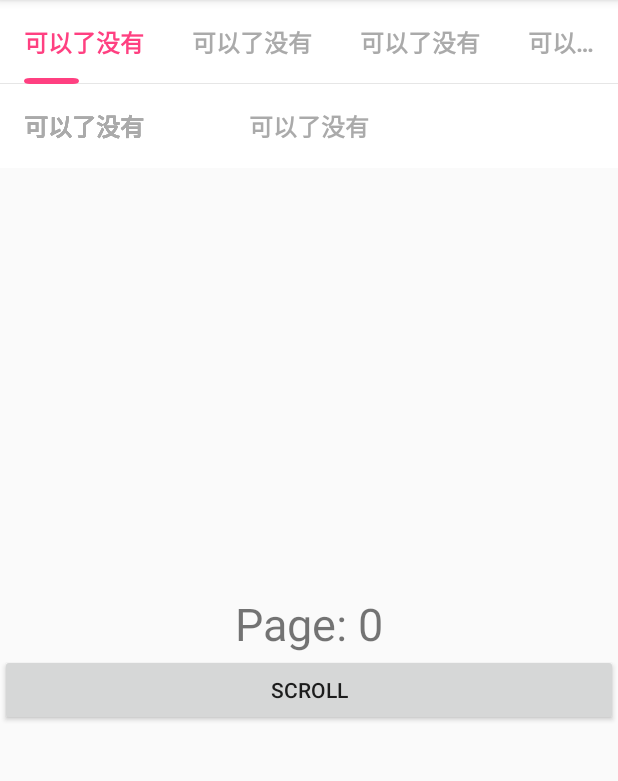
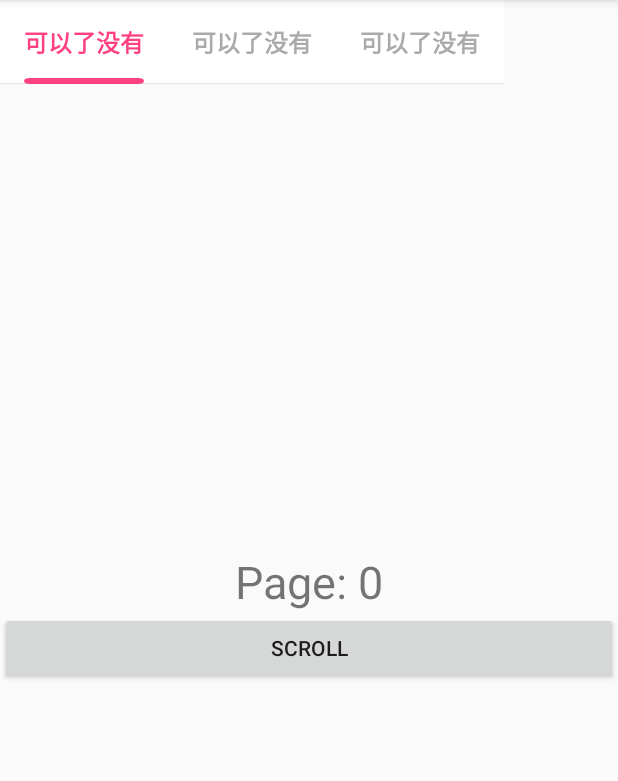
Before and after one commit to linceln/TabLayout, an Android app: the ScrollTabLayoutActivity screen opened directly, with no data from a screen before it, on a phone screen of 412 x 824 dp, the part 84-865 px from its top. Run offline under Robolectric (Android 15) with nearby library versions, the phone set to English and light mode, and no system bars.

Commit message:
add flag to change text selector on scrolling

```diff
--- a/app/src/main/java/com/xyz/tablayout/ScrollTabLayoutActivity.java
+++ b/app/src/main/java/com/xyz/tablayout/ScrollTabLayoutActivity.java
@@ -5,7 +5,6 @@ import android.support.v4.app.Fragment;
 import android.support.v4.app.FragmentPagerAdapter;
 import android.support.v4.view.ViewPager;
 import android.support.v7.app.AppCompatActivity;
-import android.view.View;
 
 import com.xyz.library.TabLayout;
 
@@ -15,14 +14,6 @@ public class ScrollTabLayoutActivity extends AppCompatActivity {
     protected void onCreate(Bundle savedInstanceState) {
         super.onCreate(savedInstanceState);
         setContentView(R.layout.activity_scroll_tab_layout);
-
-        final View linear = findViewById(R.id.linear);
-        linear.setOnClickListener(new View.OnClickListener() {
-            @Override
-            public void onClick(View v) {
-                linear.scrollBy(100, 0);
-            }
-        });
 
         ViewPager viewPager = (ViewPager) findViewById(R.id.viewPager);
         viewPager.setAdapter(new FragmentPagerAdapter(getSupportFragmentManager()) {
@@ -37,7 +28,7 @@ public class ScrollTabLayoutActivity extends AppCompatActivity {
 
             @Override
             public int getCount() {
-                return 6;
+                return 3;
             }
         });
 
--- a/app/src/main/res/layout/activity_scroll_tab_layout.xml
+++ b/app/src/main/res/layout/activity_scroll_tab_layout.xml
@@ -10,7 +10,7 @@
 
     <com.xyz.library.TabLayout
         android:id="@+id/tabLayout"
-        android:layout_width="match_parent"
+        android:layout_width="wrap_content"
         android:layout_height="56dp"
         android:layout_marginLeft="0dp"
         android:layout_marginRight="0dp"
@@ -57,133 +57,7 @@
             android:textSize="16sp"
             android:textStyle="bold"/>
 
-        <TextView
-            android:layout_width="wrap_content"
-            android:layout_height="match_parent"
-            android:gravity="center"
-            android:paddingLeft="16dp"
-            android:paddingRight="16dp"
-            android:singleLine="true"
-            android:text="可以了没有"
-            android:textColor="@color/sel_color_text"
-            android:textSize="16sp"
-            android:textStyle="bold"/>
-
-        <TextView
-            android:layout_width="wrap_content"
-            android:layout_height="match_parent"
-            android:gravity="center"
-            android:paddingLeft="16dp"
-            android:paddingRight="16dp"
-            android:singleLine="true"
-            android:text="可以了没有"
-            android:textColor="@color/sel_color_text"
-            android:textSize="16sp"
-            android:textStyle="bold"/>
-
-        <TextView
-            android:layout_width="wrap_content"
-            android:layout_height="match_parent"
-            android:gravity="center"
-            android:paddingLeft="16dp"
-            android:paddingRight="16dp"
-            android:singleLine="true"
-            android:text="可以了没有"
-            android:textColor="@color/sel_color_text"
-            android:textSize="16sp"
-            android:textStyle="bold"/>
-
     </com.xyz.library.TabLayout>
-
-    <RelativeLayout
-        android:id="@+id/linear"
-        android:layout_width="match_parent"
-        android:layout_height="56dp"
-        android:layout_marginLeft="0dp"
-        android:layout_marginRight="0dp"
-        android:background="@android:color/white"
-        android:gravity="start"
-        android:orientation="horizontal"
-        app:layout_constraintLeft_toLeftOf="parent"
-        app:layout_constraintRight_toRightOf="parent"
-        app:layout_constraintTop_toTopOf="parent">
-
-        <TextView
-            android:id="@+id/tv"
-            android:layout_alignParentLeft="true"
-            android:layout_width="match_parent"
-            android:layout_height="match_parent"
-            android:gravity="center"
-            android:paddingLeft="16dp"
-            android:paddingRight="16dp"
-            android:singleLine="true"
-            android:text="可以了没有"
-            android:textColor="@color/sel_color_text"
-            android:textSize="16sp"
-            android:textStyle="bold"/>
-
-        <TextView
-            android:layout_toRightOf="@+id/tv"
-            android:layout_width="wrap_content"
-            android:layout_height="match_parent"
-            android:gravity="center"
-            android:paddingLeft="16dp"
-            android:paddingRight="16dp"
-            android:singleLine="true"
-            android:text="可以了没有"
-            android:textColor="@color/sel_color_text"
-            android:textSize="16sp"
-            android:textStyle="bold"/>
-
-        <TextView
-            android:layout_width="wrap_content"
-            android:layout_height="match_parent"
-            android:gravity="center"
-            android:paddingLeft="16dp"
-            android:paddingRight="16dp"
-            android:singleLine="true"
-            android:text="可以了没有"
-            android:textColor="@color/sel_color_text"
-            android:textSize="16sp"
-            android:textStyle="bold"/>
-
-        <TextView
-            android:layout_width="wrap_content"
-            android:layout_height="match_parent"
-            android:gravity="center"
-            android:paddingLeft="16dp"
-            android:paddingRight="16dp"
-            android:singleLine="true"
-            android:text="可以了没有"
-            android:textColor="@color/sel_color_text"
-            android:textSize="16sp"
-            android:textStyle="bold"/>
-
-        <TextView
-            android:layout_width="wrap_content"
-            android:layout_height="match_parent"
-            android:gravity="center"
-            android:paddingLeft="16dp"
-            android:paddingRight="16dp"
-            android:singleLine="true"
-            android:text="可以了没有"
-            android:textColor="@color/sel_color_text"
-            android:textSize="16sp"
-            android:textStyle="bold"/>
-
-        <TextView
-            android:layout_width="wrap_content"
-            android:layout_height="match_parent"
-            android:gravity="center"
-            android:paddingLeft="16dp"
-            android:paddingRight="16dp"
-            android:singleLine="true"
-            android:text="可以了没有"
-            android:textColor="@color/sel_color_text"
-            android:textSize="16sp"
-            android:textStyle="bold"/>
-
-    </RelativeLayout>
     <android.support.v4.view.ViewPager
         android:id="@+id/viewPager"
         android:layout_width="match_parent"
--- a/library/src/main/java/com/xyz/library/TabLayout.java
+++ b/library/src/main/java/com/xyz/library/TabLayout.java
@@ -16,9 +16,7 @@ import android.support.v4.view.ViewPager;
 import android.util.AttributeSet;
 import android.util.TypedValue;
 import android.view.View;
-import android.view.ViewConfiguration;
 import android.widget.LinearLayout;
-import android.widget.Scroller;
 
 public class TabLayout extends LinearLayout {
 
@@ -43,8 +41,9 @@ public class TabLayout extends LinearLayout {
 
     // 滑动量
     private float scrollOffset = 0f;
-    private Scroller scroller;
-    private int touchSlop;
+
+    // 滑动量是否超过一半
+    private boolean isPastHalf = false;
 
     public TabLayout(Context context) {
         this(context, null, 0);
@@ -93,9 +92,6 @@ public class TabLayout extends LinearLayout {
         linePaint = new Paint();
         linePaint.setAntiAlias(true);
         linePaint.setColor(lineColor);
-        // Scroller
-        scroller = new Scroller(context);
-        touchSlop = ViewConfiguration.get(context).getScaledPagingTouchSlop();
     }
 
     /**
@@ -138,7 +134,7 @@ public class TabLayout extends LinearLayout {
             public void run() {
                 indicatorPaint.setShader(new LinearGradient(indicatorPadding, getHeight(),
                         getActualWidth() - indicatorPadding, getHeight() - indicatorHeight,
-                        colors, null, Shader.TileMode.MIRROR));
+                        colors, null, Shader.TileMode.CLAMP));
             }
         });
     }
@@ -165,12 +161,19 @@ public class TabLayout extends LinearLayout {
 
             @Override
             public void onPageScrolled(int position, float offset, int px) {
-                scroller.startScroll(0, 0, px, 0);
                 if (offset >= 0.0f && offset <= 0.5f) {
+                    if(!isPastHalf) {
+                        isPastHalf = true;
+                        setSelected(position);
+                    }
                     scrollOffset = getActualWidth() / itemCount * offset * 2;
                     getPath(position);
                     invalidate();
                 } else if (offset > 0.5f && offset < 1.0f) {
+                    if(isPastHalf) {
+                        isPastHalf = false;
+                        setSelected(position + 1);
+                    }
                     scrollOffset = getActualWidth() / itemCount - getActualWidth() / itemCount * (1 - offset) * 2;
                     path = new Path();
                     path.moveTo(position * itemWidth + scrollOffset + indicatorPadding, getHeight());
```
